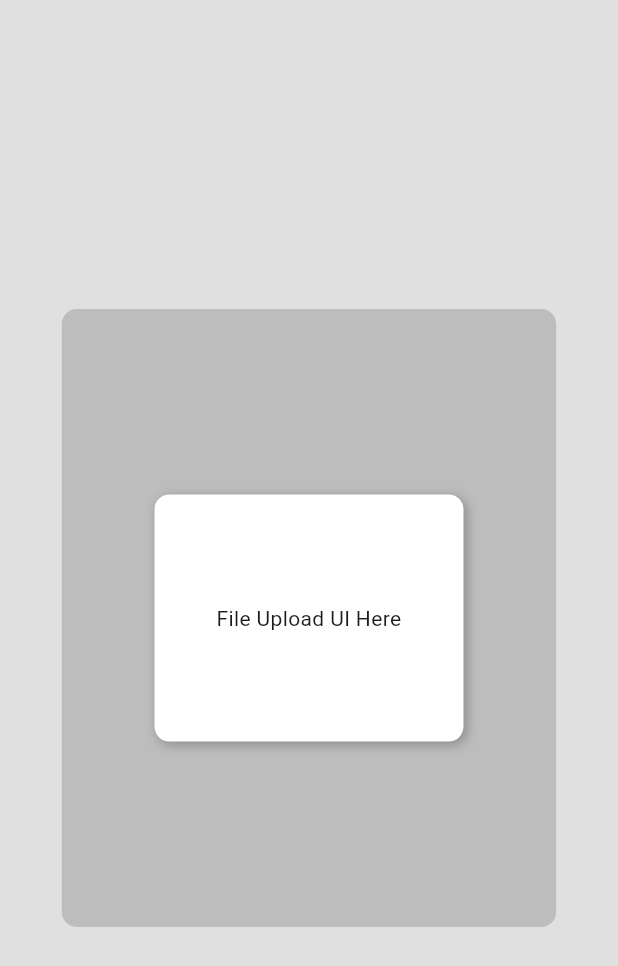
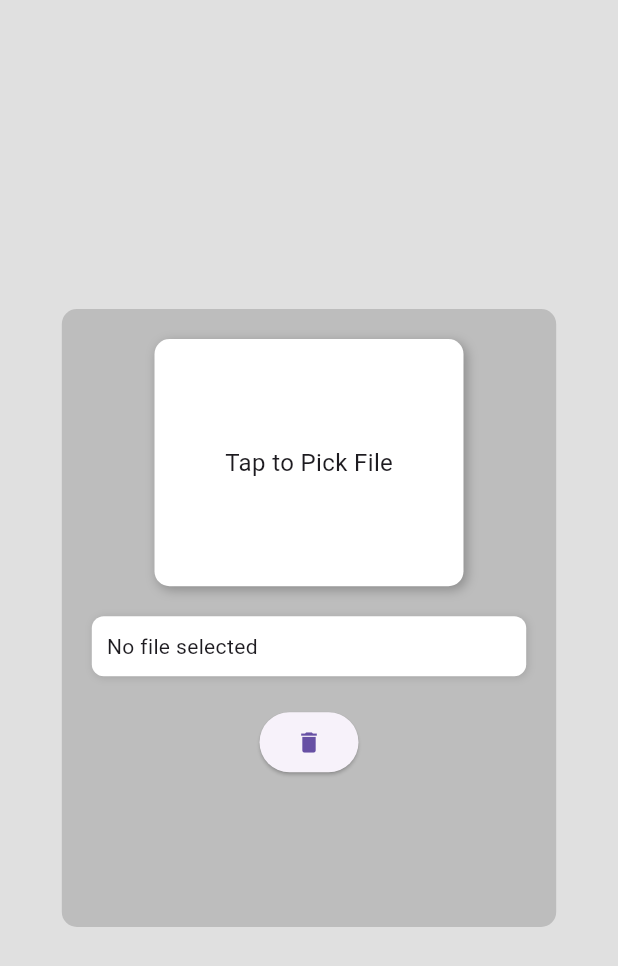
Before and after one commit to DevDadd/file-picker, a Flutter app: the screen it shows after launch, on a phone screen of 412 x 824 dp. Shown: the top 966 px of the screen. Run offline on Flutter 3.47's test engine with Material 3 defaults, Android fonts, the light colour scheme and no system bars; our stand-ins replace bloc, equatable, file_picker, flutter_bloc.

Commit message:
Remove Function Added

```diff
--- a/lib/bloc/file_bloc.dart
+++ b/lib/bloc/file_bloc.dart
@@ -8,6 +8,7 @@ import 'package:filepicker/views/file_picker.dart' hide FilePicker;
 class FileBloc extends Bloc<FileEvent, FileState> {
   FileBloc() : super(FileState()) {
     on<PickFile>(_pickFile);
+    on<DeleteFile>(deleteFile);
   }
 
   Future<void> _pickFile(PickFile event, Emitter<FileState> emit) async {
@@ -19,4 +20,8 @@ class FileBloc extends Bloc<FileEvent, FileState> {
       emit(state.copyWith(file: res.files.first, isUploaded: false));
     }
   }
+
+  void deleteFile(DeleteFile event, Emitter<FileState> emit) {
+    emit(state.copyWith(file: null, isUploaded: false));
+  }
 }
--- a/lib/bloc/file_state.dart
+++ b/lib/bloc/file_state.dart
@@ -10,9 +10,6 @@ class FileState extends Equatable {
   List<Object?> get props => [file, isUploaded];
 
   FileState copyWith({PlatformFile? file, bool? isUploaded}) {
-    return FileState(
-      file: file ?? this.file,
-      isUploaded: isUploaded ?? this.isUploaded,
-    );
+    return FileState(file: file, isUploaded: isUploaded ?? this.isUploaded);
   }
 }
--- a/lib/views/file_picker.dart
+++ b/lib/views/file_picker.dart
@@ -25,8 +25,11 @@ class _FilePickerState extends State<FilePicker> {
               color: Colors.grey[400],
               borderRadius: BorderRadius.circular(10),
             ),
-            child: Center(
-              child: BlocBuilder<FileBloc, FileState>(
+            padding: const EdgeInsets.all(20),
+            child: Column(
+              mainAxisAlignment: MainAxisAlignment.start,
+              children: [
+                BlocBuilder<FileBloc, FileState>(
                   builder: (context, state) {
                     return GestureDetector(
                       onTap: () {
@@ -46,16 +49,57 @@ class _FilePickerState extends State<FilePicker> {
                             ),
                           ],
                         ),
-                      child: Center(
+                        child: const Center(
                           child: Text(
-                          state.file?.name ?? 'File Upload UI Here',
-                          textAlign: TextAlign.center,
+                            'Tap to Pick File',
+                            style: TextStyle(fontSize: 16),
                           ),
                         ),
                       ),
                     );
                   },
                 ),
+                const SizedBox(height: 20),
+                BlocBuilder<FileBloc, FileState>(
+                  builder: (context, state) {
+                    final file = state.file;
+                    return Container(
+                      width: double.infinity,
+                      padding: const EdgeInsets.all(10),
+                      decoration: BoxDecoration(
+                        color: Colors.white,
+                        borderRadius: BorderRadius.circular(8),
+                        boxShadow: const [
+                          BoxShadow(
+                            color: Colors.black12,
+                            blurRadius: 4,
+                            offset: Offset(1, 1),
+                          ),
+                        ],
+                      ),
+                      child: file != null
+                          ? Column(
+                              crossAxisAlignment: CrossAxisAlignment.start,
+                              children: [
+                                Text('File Name: ${file.name}'),
+                                const SizedBox(height: 5),
+                                Text(
+                                  'Size: ${(file.size / (1024 * 1024)).toStringAsFixed(2)} MB',
+                                ),
+                              ],
+                            )
+                          : const Text('No file selected'),
+                    );
+                  },
+                ),
+                SizedBox(height: 20),
+                ElevatedButton(
+                  onPressed: () {
+                    context.read<FileBloc>().add(DeleteFile());
+                  },
+                  child: Icon(Icons.delete),
+                ),
+              ],
             ),
           ),
         ),
```
Lines whose indentation alone changed are shown as unchanged.
